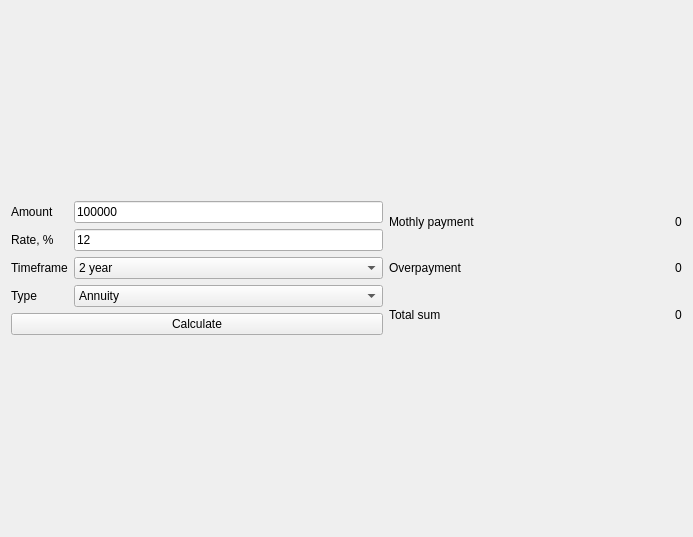
Before: the Qt Designer form src/Views/credit.ui in superboyAmira/SmartCalc, drawn with Qt 5.
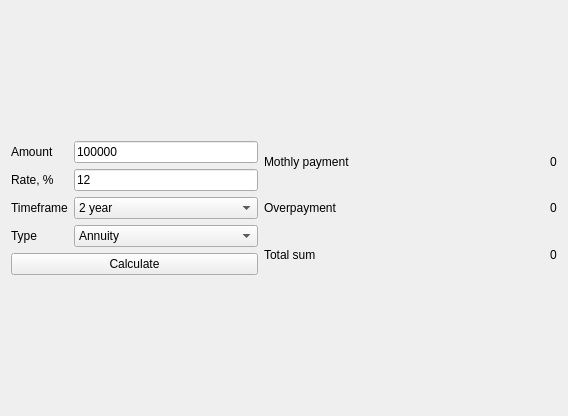
After: the same form once the commit is applied.

Patch:
```diff
--- a/src/Views/credit.ui
+++ b/src/Views/credit.ui
@@ -6,8 +6,8 @@
    <rect>
     <x>0</x>
     <y>0</y>
-    <width>693</width>
-    <height>537</height>
+    <width>568</width>
+    <height>416</height>
    </rect>
   </property>
   <property name="windowTitle">
```
